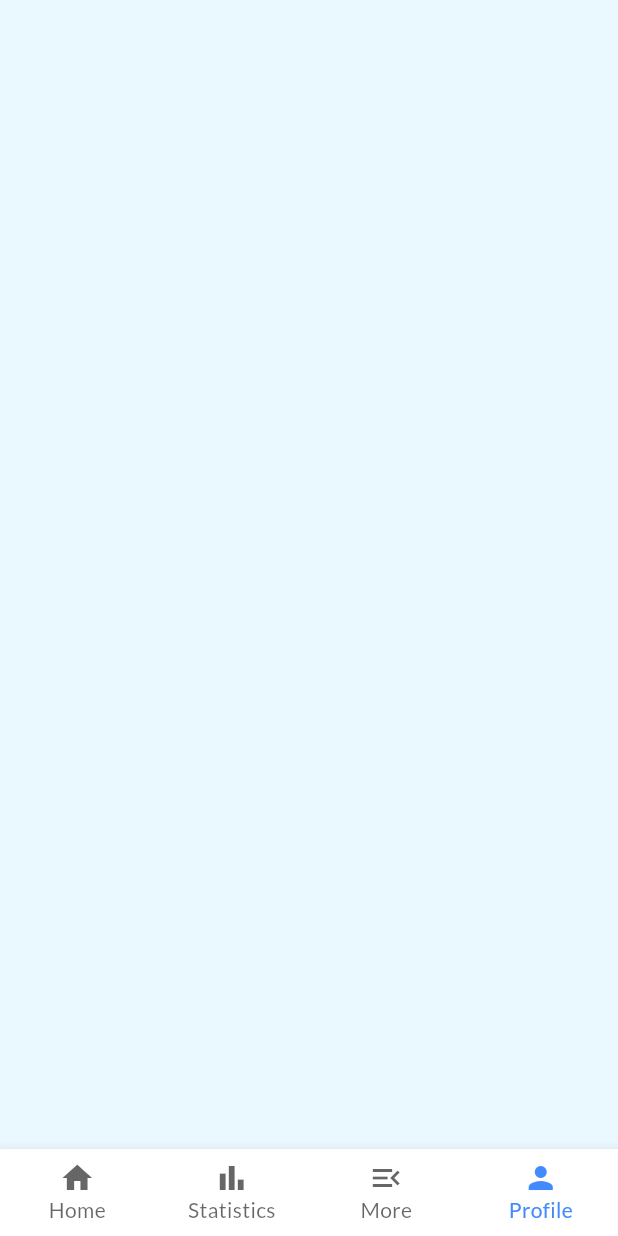
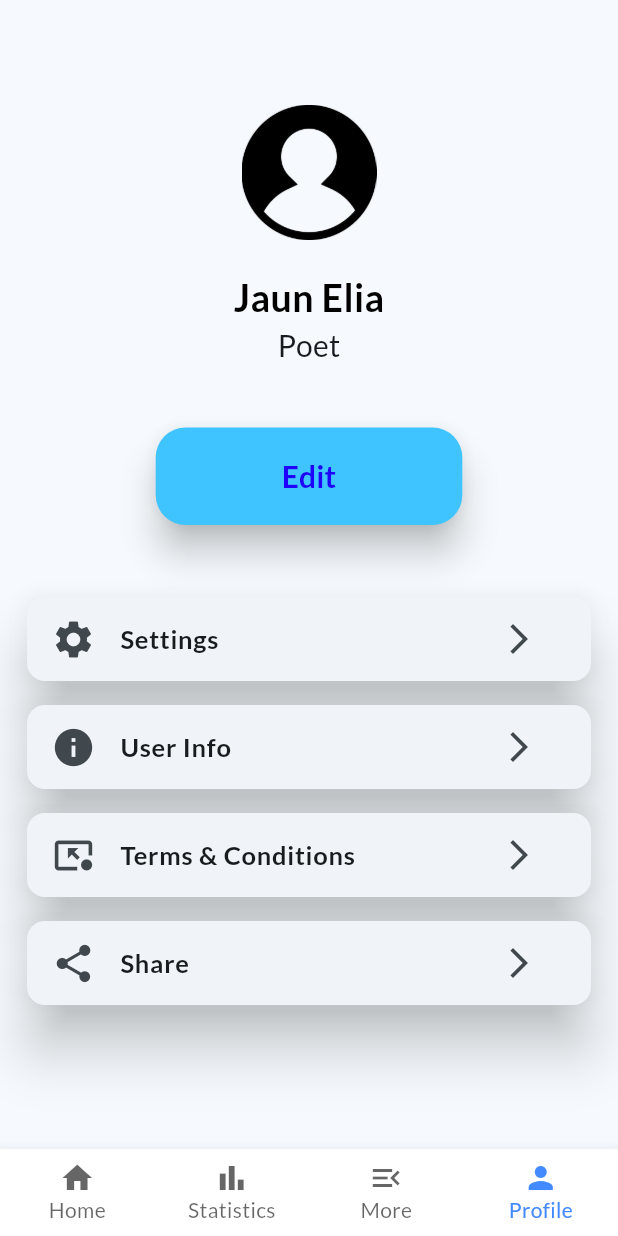
Before and after one commit to msulemanjaved82/khata5m123, a Flutter app: the screen it shows after launch, item 4 of the bottom bar chosen, on a phone screen of 412 x 824 dp. Run offline on Flutter 3.47's test engine with Material 3 defaults, Android fonts, the light colour scheme and no system bars.

Commit message:
setting screen -- hamza

```diff
--- a/khataapp/lib/profilepage.dart
+++ b/khataapp/lib/profilepage.dart
@@ -1,3 +1,4 @@
+// MAde By Hamza
 import 'package:flutter/material.dart';
 
 class ProfileScreen extends StatelessWidget {
@@ -6,8 +7,150 @@ class ProfileScreen extends StatelessWidget {
   @override
   Widget build(BuildContext context) {
     return Scaffold(
-      backgroundColor: Color.fromARGB(255, 234, 248, 255),
-      body: Container(),
+      body: SingleChildScrollView(
+        scrollDirection: Axis.vertical,
+        child: Padding(
+          padding: const EdgeInsets.fromLTRB(10, 50, 10, 50),
+          child: Column(
+            // decoration: const BoxDecoration(
+            //   image: DecorationImage(
+            //     image: AssetImage('assets/images/background.jpg'),
+            //     fit: BoxFit.cover,
+            //     opacity: 150,
+            //   ),
+            // ),
+            children: [
+              SizedBox(
+                // height: 190,
+                width: double.infinity,
+                child: Container(
+                  padding: const EdgeInsets.symmetric(vertical: 20),
+                  child: Column(
+                    children: [
+                      Image.asset(
+                        'assets/images/profile.png',
+                        width: 90,
+                      ),
+                      const SizedBox(
+                        height: 20,
+                      ),
+                      const Text(
+                        'Jaun Elia',
+                        style: TextStyle(
+                          fontSize: 25,
+                          color: Colors.black,
+                          fontWeight: FontWeight.bold,
+                        ),
+                      ),
+                      const Text(
+                        'Poet',
+                        style: TextStyle(
+                          fontSize: 20,
+                        ),
+                      ),
+                      const SizedBox(
+                        height: 40,
+                      ),
+                      ElevatedButton(
+                        style: ElevatedButton.styleFrom(
+                            backgroundColor: Colors.lightBlueAccent,
+                            elevation: 10,
+                            shape: RoundedRectangleBorder(
+                              borderRadius: BorderRadius.circular(
+                                20,
+                              ),
+                            )),
+                        onPressed: () {},
+                        child: const Padding(
+                          padding: EdgeInsets.symmetric(
+                              horizontal: 60, vertical: 18),
+                          child: Text(
+                            'Edit',
+                            style: TextStyle(
+                                fontSize: 20,
+                                fontWeight: FontWeight.bold,
+                                color: Color.fromARGB(255, 31, 2, 250)),
+                          ),
+                        ),
+                      ),
+                      const SizedBox(height: 40),
+                      const Column(
+                        children: [
+                          Settings(
+                            transIcon: Icons.settings,
+                            itemname: 'Settings',
+                          ),
+                          Settings(
+                            transIcon: Icons.info,
+                            itemname: 'User Info',
+                          ),
+                          Settings(
+                            transIcon: Icons.pin_end,
+                            itemname: 'Terms & Conditions',
+                          ),
+                          Settings(
+                            transIcon: Icons.share,
+                            itemname: 'Share',
+                          ),
+                        ],
+                      )
+                    ],
+                  ),
+                ),
+              ),
+              const SizedBox(
+                height: 50,
+              ),
+            ],
+          ),
+        ),
+      ),
     );
   }
 }
+
+class Settings extends StatelessWidget {
+  final IconData transIcon;
+  final String itemname;
+  // final String date;
+  // final String amount;
+  // final Color colorM;
+  // final IconButton iconButton;
+  const Settings({
+    super.key,
+    required this.transIcon,
+    required this.itemname,
+    // required this.date,
+    // required this.amount,
+    // required this.colorM,
+    // required this.iconButton,
+  });
+
+  @override
+  Widget build(BuildContext context) {
+    return Padding(
+      padding: const EdgeInsets.all(4),
+      child: SizedBox(
+        child: Card(
+          elevation: 16,
+          child: ListTile(
+            leading: Icon(transIcon, size: 30.0),
+            title: Text(
+              itemname,
+              style: const TextStyle(
+                fontSize: 17,
+                fontWeight: FontWeight.bold,
+              ),
+            ),
+            //
+
+            trailing: IconButton(
+              icon: const Icon(Icons.arrow_forward_ios),
+              onPressed: () {},
+            ),
+          ),
+        ),
+      ),
+    );
+  }
+}
```
Also changed, not shown: khataapp/pubspec.yaml (+4 -3 lines), khataapp/assets/images/profile.png (added), 1 other file.
